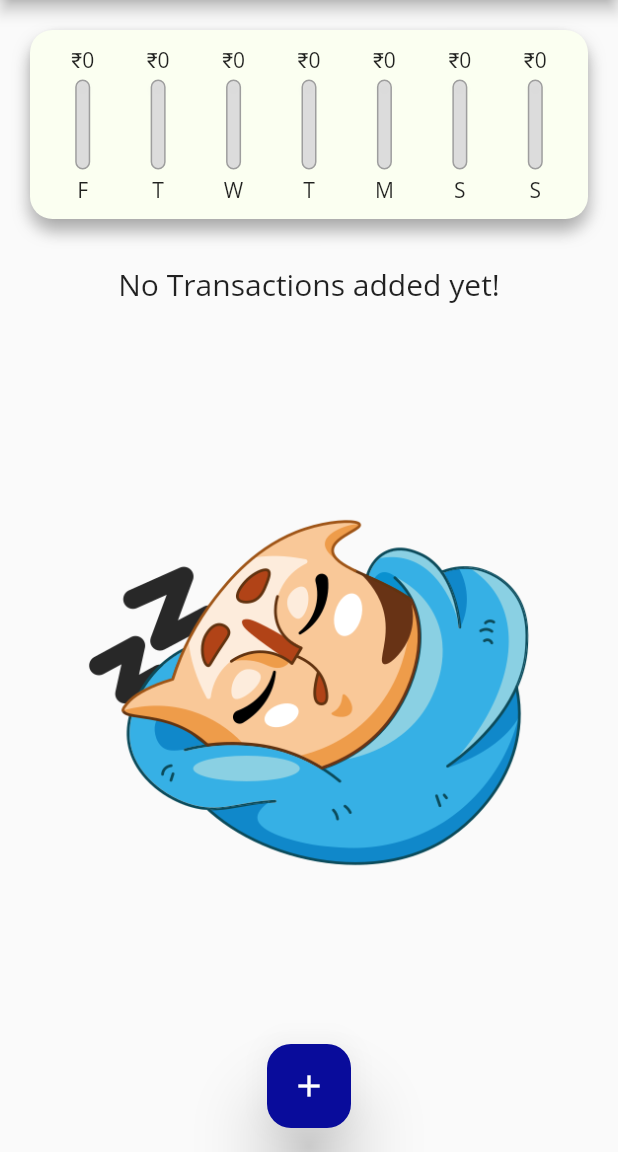
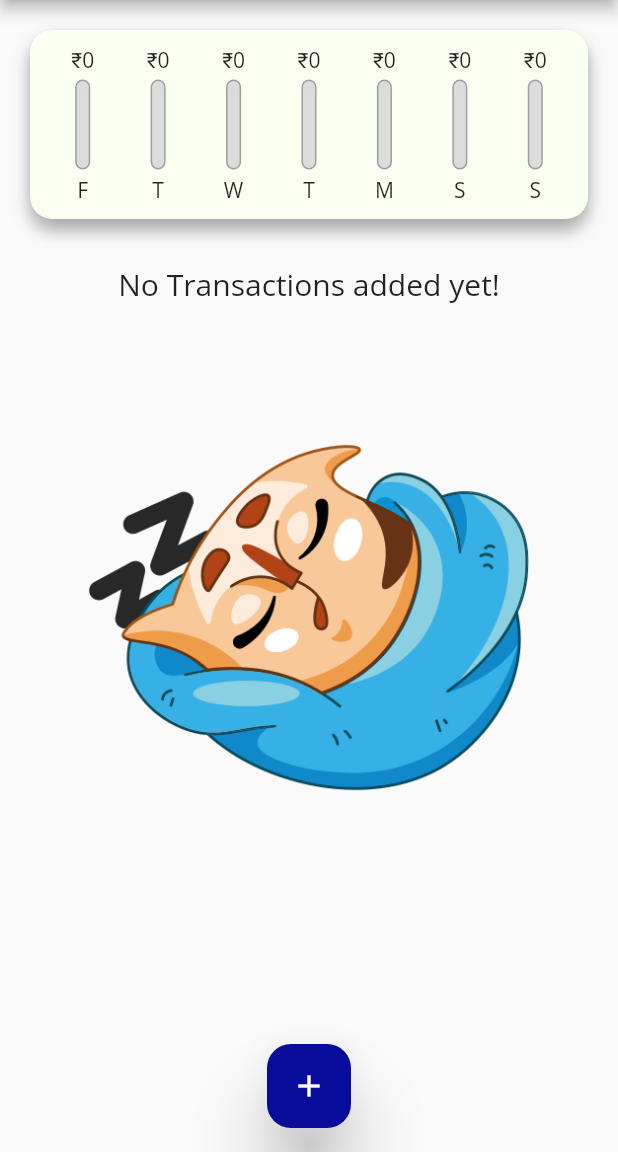
Before and after one commit to Aakriti-malla/Personal-Expense-RecordBook, a Flutter app: the screen it shows after launch, on a phone screen of 412 x 824 dp, the part 84-1236 px from its top. Run offline on Flutter 3.47's test engine with Material 2 defaults, Android fonts, the light colour scheme and no system bars; Roboto replaces fonts that are missing (Quicksand-Bold).

Commit message:
In progress

```diff
--- a/lib/Widgets/transaction_list.dart
+++ b/lib/Widgets/transaction_list.dart
@@ -33,7 +33,7 @@ class TransactionList extends StatelessWidget {
                   height: 10,
                 ),
                 Container(
-                  height: 500,
+                  height: 400,
                   child: Image.asset(
                     'assets/images/waiting.png',
                     width: 300,
```
